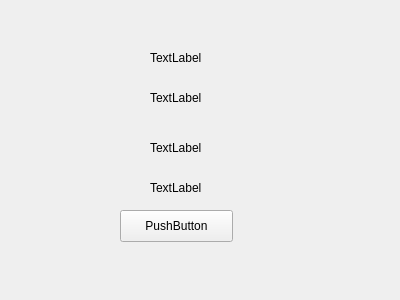
Before: the Qt Designer form trunk/preisleiter.ui in czm35388/priceladder, drawn with Qt 5.
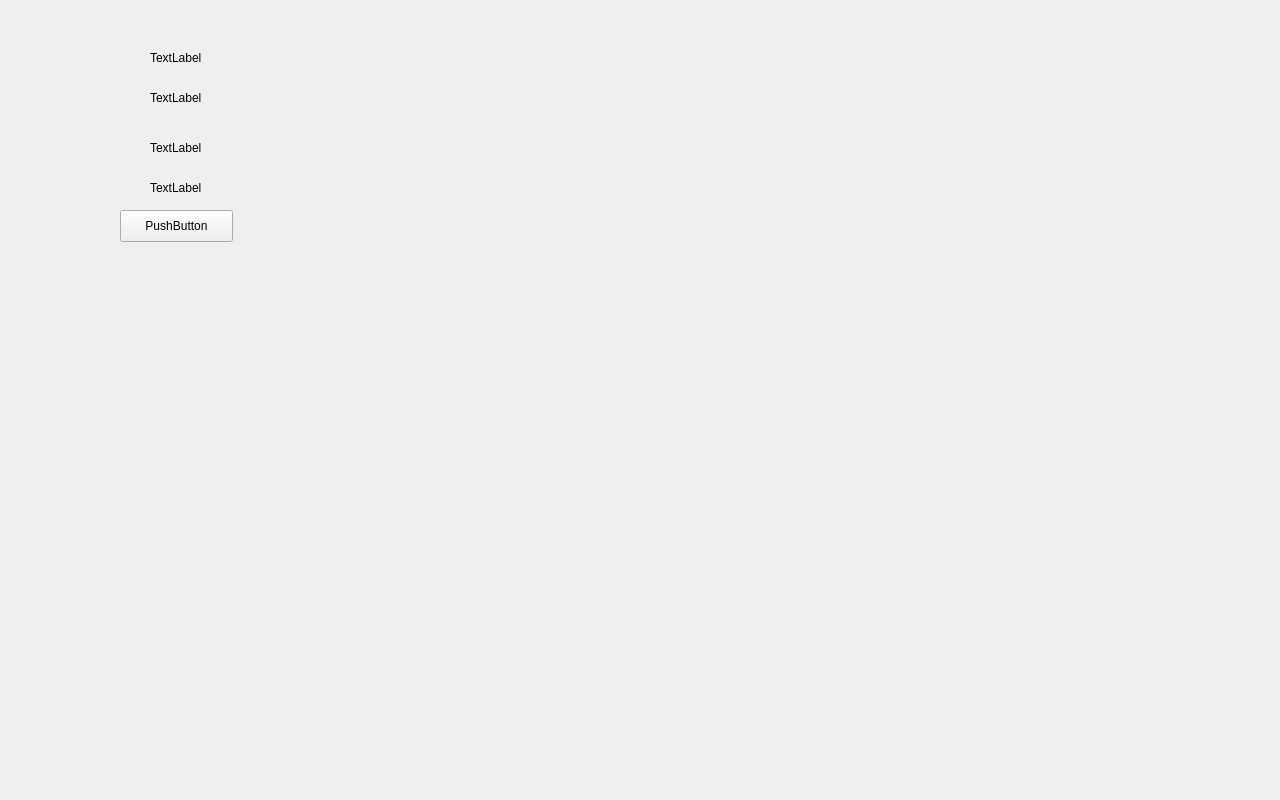
After: the same form once the commit is applied.

What changed in the file:
```diff
--- a/trunk/preisleiter.ui
+++ b/trunk/preisleiter.ui
@@ -6,13 +6,16 @@
    <rect>
     <x>0</x>
     <y>0</y>
-    <width>400</width>
-    <height>300</height>
+    <width>1280</width>
+    <height>800</height>
    </rect>
   </property>
   <property name="windowTitle">
    <string>Preisleiter</string>
   </property>
+  <property name="styleSheet">
+   <string notr="true"/>
+  </property>
   <widget class="QWidget" name="centralWidget">
    <widget class="QPushButton" name="pB_Start">
     <property name="geometry">
```
